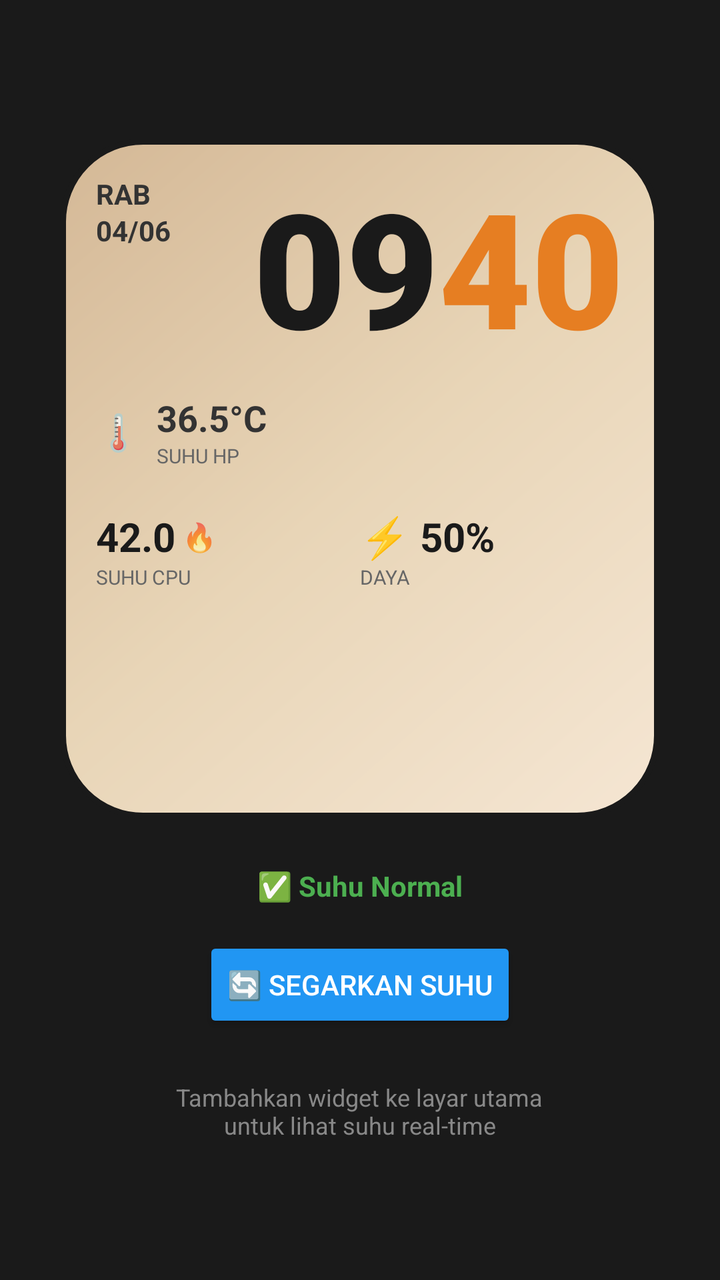
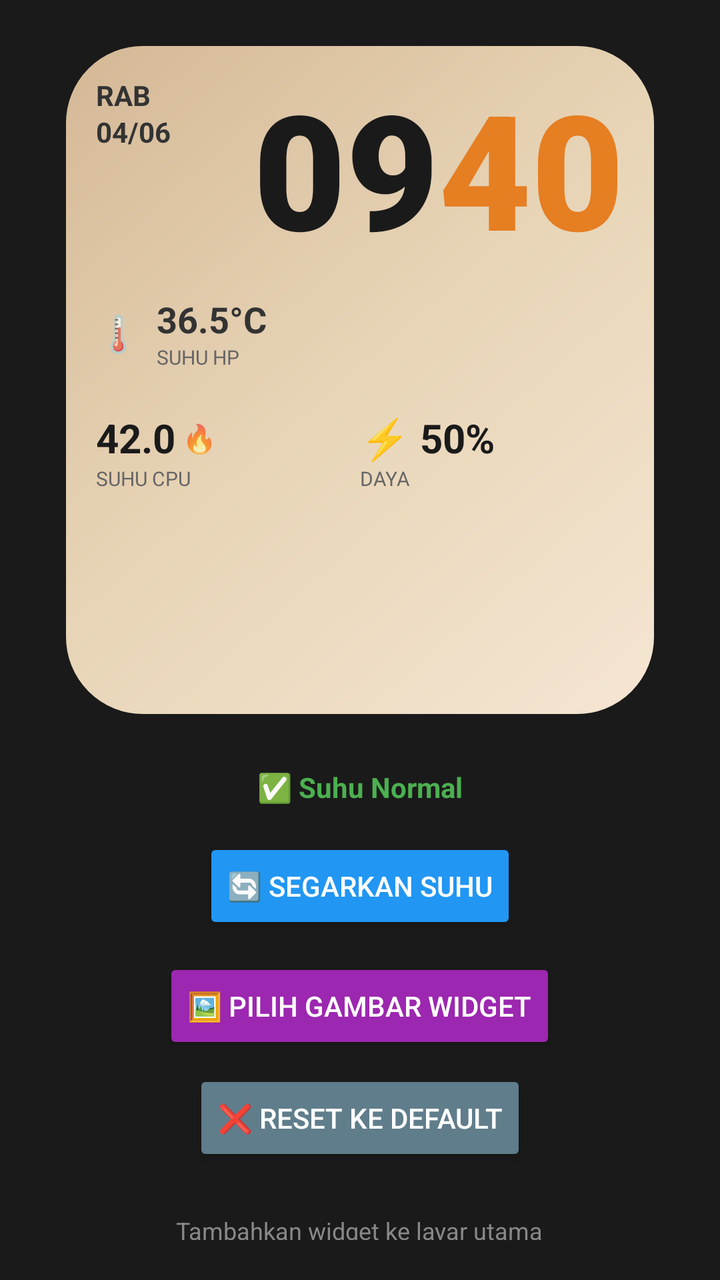

Screens rendered from an Android XML layout before and after an edit, with the pre-edit source and the edit as a unified diff.
<!-- AndroidManifest.xml: application theme Theme.AppCompat -->
<!-- res/layout/activity_main.xml -->
<?xml version="1.0" encoding="utf-8"?>
<LinearLayout xmlns:android="http://schemas.android.com/apk/res/android"
    android:layout_width="match_parent"
    android:layout_height="match_parent"
    android:orientation="vertical"
    android:gravity="center"
    android:background="#1A1A1A"
    android:padding="20dp">

    
    <LinearLayout
        android:layout_width="300dp"
        android:layout_height="340dp"
        android:orientation="vertical"
        android:background="@drawable/latar_jam"
        android:padding="18dp">

        
        <TextView
            android:id="@+id/teksTanggal"
            android:layout_width="wrap_content"
            android:layout_height="wrap_content"
            android:text="RAB\n04/06"
            android:textColor="#333333"
            android:textSize="14sp"
            android:textStyle="bold"
            android:lineSpacingExtra="2dp"/>

        
        <LinearLayout
            android:layout_width="match_parent"
            android:layout_height="wrap_content"
            android:orientation="horizontal"
            android:gravity="end|center_vertical"
            android:layout_marginTop="-45dp">

            <TextView
                android:id="@+id/teksJam"
                android:layout_width="wrap_content"
                android:layout_height="wrap_content"
                android:text="09"
                android:textColor="#1A1A1A"
                android:textSize="80sp"
                android:textStyle="bold"
                android:fontFamily="sans-serif-black"/>

            <TextView
                android:id="@+id/teksMenit"
                android:layout_width="wrap_content"
                android:layout_height="wrap_content"
                android:text="40"
                android:textColor="#E67E22"
                android:textSize="80sp"
                android:textStyle="bold"
                android:fontFamily="sans-serif-black"/>
        </LinearLayout>

        
        <LinearLayout
            android:layout_width="wrap_content"
            android:layout_height="wrap_content"
            android:orientation="horizontal"
            android:gravity="center_vertical"
            android:layout_marginTop="10dp">

            <TextView
                android:layout_width="wrap_content"
                android:layout_height="wrap_content"
                android:text="🌡️"
                android:textSize="18sp"/>

            <LinearLayout
                android:layout_width="wrap_content"
                android:layout_height="wrap_content"
                android:orientation="vertical"
                android:layout_marginStart="8dp">

                <TextView
                    android:id="@+id/teksSuhuHp"
                    android:layout_width="wrap_content"
                    android:layout_height="wrap_content"
                    android:text="36.5°C"
                    android:textColor="#333333"
                    android:textSize="18sp"
                    android:textStyle="bold"/>

                <TextView
                    android:layout_width="wrap_content"
                    android:layout_height="wrap_content"
                    android:text="SUHU HP"
                    android:textColor="#666666"
                    android:textSize="10sp"/>
            </LinearLayout>
        </LinearLayout>

        
        <LinearLayout
            android:layout_width="match_parent"
            android:layout_height="wrap_content"
            android:orientation="horizontal"
            android:layout_marginTop="20dp"
            android:gravity="center_vertical"
            android:weightSum="2">

            
            <LinearLayout
                android:layout_width="0dp"
                android:layout_height="wrap_content"
                android:layout_weight="1"
                android:orientation="vertical">

                <LinearLayout
                    android:layout_width="wrap_content"
                    android:layout_height="wrap_content"
                    android:orientation="horizontal"
                    android:gravity="center_vertical">

                    <TextView
                        android:id="@+id/teksSuhuCpu"
                        android:layout_width="wrap_content"
                        android:layout_height="wrap_content"
                        android:text="42.0"
                        android:textColor="#1A1A1A"
                        android:textSize="20sp"
                        android:textStyle="bold"/>

                    <TextView
                        android:layout_width="wrap_content"
                        android:layout_height="wrap_content"
                        android:text=" 🔥"
                        android:textSize="14sp"/>
                </LinearLayout>

                <TextView
                    android:layout_width="wrap_content"
                    android:layout_height="wrap_content"
                    android:text="SUHU CPU"
                    android:textColor="#666666"
                    android:textSize="10sp"/>
            </LinearLayout>

            
            <LinearLayout
                android:layout_width="0dp"
                android:layout_height="wrap_content"
                android:layout_weight="1"
                android:orientation="vertical">

                <TextView
                    android:id="@+id/teksBaterai"
                    android:layout_width="wrap_content"
                    android:layout_height="wrap_content"
                    android:text="⚡ 50%"
                    android:textColor="#1A1A1A"
                    android:textSize="20sp"
                    android:textStyle="bold"/>

                <TextView
                    android:layout_width="wrap_content"
                    android:layout_height="wrap_content"
                    android:text="DAYA"
                    android:textColor="#666666"
                    android:textSize="10sp"/>
            </LinearLayout>
        </LinearLayout>

    </LinearLayout>

    
    <TextView
        android:id="@+id/teksStatus"
        android:layout_width="wrap_content"
        android:layout_height="wrap_content"
        android:text="✅ Suhu Normal"
        android:textColor="#4CAF50"
        android:textSize="14sp"
        android:textStyle="bold"
        android:layout_marginTop="24dp"/>

    
    <Button
        android:id="@+id/tombolSegarkan"
        android:layout_width="wrap_content"
        android:layout_height="wrap_content"
        android:text="🔄 Segarkan Suhu"
        android:backgroundTint="#2196F3"
        android:layout_marginTop="16dp"/>

    <TextView
        android:layout_width="wrap_content"
        android:layout_height="wrap_content"
        android:text="Tambahkan widget ke layar utama\nuntuk lihat suhu real-time"
        android:textColor="#888888"
        android:textSize="12sp"
        android:gravity="center"
        android:layout_marginTop="24dp"/>

</LinearLayout>
<!-- resources referenced by this layout -->
<resources>
  <!-- drawable latar_jam (drawable) -->
  <?xml version="1.0" encoding="utf-8"?>
  <shape xmlns:android="http://schemas.android.com/apk/res/android"
      android:shape="rectangle">
      <corners android:radius="40dp"/>
      <gradient
          android:startColor="#F5E6D3"
          android:centerColor="#E8D5B7"
          android:endColor="#D4B896"
          android:angle="135"/>
      <stroke android:width="3dp" android:color="#1A1A1A"/>
  </shape>
</resources>

<!-- the commit's change to res/layout/activity_main.xml (unified diff, before → after) -->
@@ -186,6 +186,24 @@
         android:backgroundTint="#2196F3"
         android:layout_marginTop="16dp"/>
 
+    
+  <Button
+    android:id="@+id/tombolPilihGambar"
+    android:layout_width="wrap_content"
+    android:layout_height="wrap_content"
+    android:text="🖼️ Pilih Gambar Widget"
+    android:backgroundTint="#9C27B0"
+    android:layout_marginTop="12dp"/>
+
+
+<Button
+    android:id="@+id/tombolResetGambar"
+    android:layout_width="wrap_content"
+    android:layout_height="wrap_content"
+    android:text="❌ Reset ke Default"
+    android:backgroundTint="#607D8B"
+    android:layout_marginTop="8dp"/>
+
     <TextView
         android:layout_width="wrap_content"
         android:layout_height="wrap_content"
